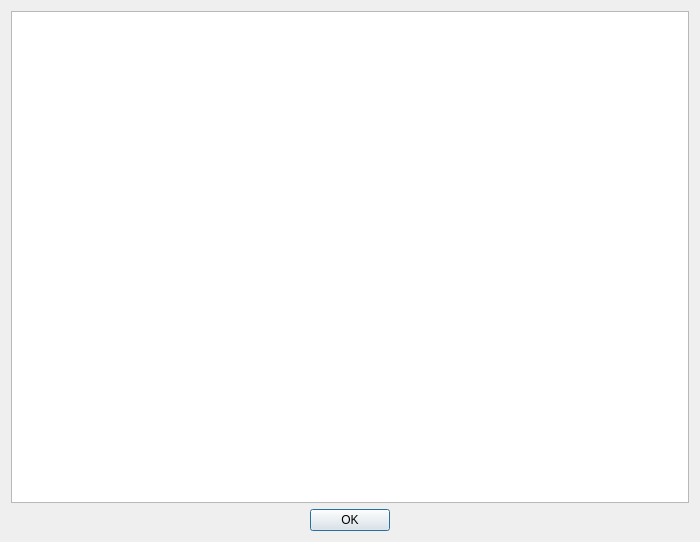
This is src/licensedialog.ui in velnias75/NetMauMau-Qt-Client as Qt 5 draws it before an edit. The edited form follows.
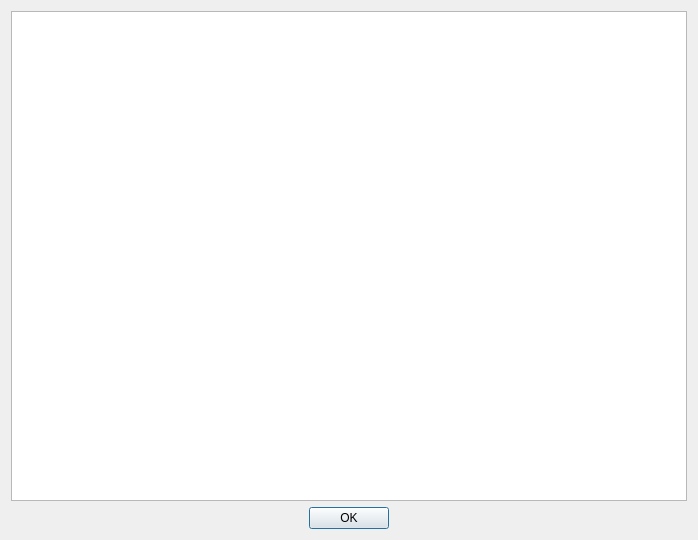
This is the edited form.

```diff
--- a/src/licensedialog.ui
+++ b/src/licensedialog.ui
@@ -9,8 +9,8 @@
    <rect>
     <x>0</x>
     <y>0</y>
-    <width>700</width>
-    <height>542</height>
+    <width>698</width>
+    <height>540</height>
    </rect>
   </property>
   <property name="windowTitle">
@@ -29,7 +29,7 @@
       <string notr="true">&lt;!DOCTYPE HTML PUBLIC &quot;-//W3C//DTD HTML 4.0//EN&quot; &quot;http://www.w3.org/TR/REC-html40/strict.dtd&quot;&gt;
 &lt;html&gt;&lt;head&gt;&lt;meta name=&quot;qrichtext&quot; content=&quot;1&quot; /&gt;&lt;style type=&quot;text/css&quot;&gt;
 p, li { white-space: pre-wrap; }
-&lt;/style&gt;&lt;/head&gt;&lt;body style=&quot; font-family:'DejaVu Sans'; font-size:9pt; font-weight:400; font-style:normal;&quot;&gt;
+&lt;/style&gt;&lt;/head&gt;&lt;body style=&quot; font-family:'Sans Serif'; font-size:10pt; font-weight:400; font-style:normal;&quot;&gt;
 &lt;p style=&quot;-qt-paragraph-type:empty; margin-top:0px; margin-bottom:0px; margin-left:0px; margin-right:0px; -qt-block-indent:0; text-indent:0px;&quot;&gt;&lt;br /&gt;&lt;/p&gt;&lt;/body&gt;&lt;/html&gt;</string>
      </property>
      <property name="source">
```
Left out of the diff: 3 changed lines with no effect on the pictures.
